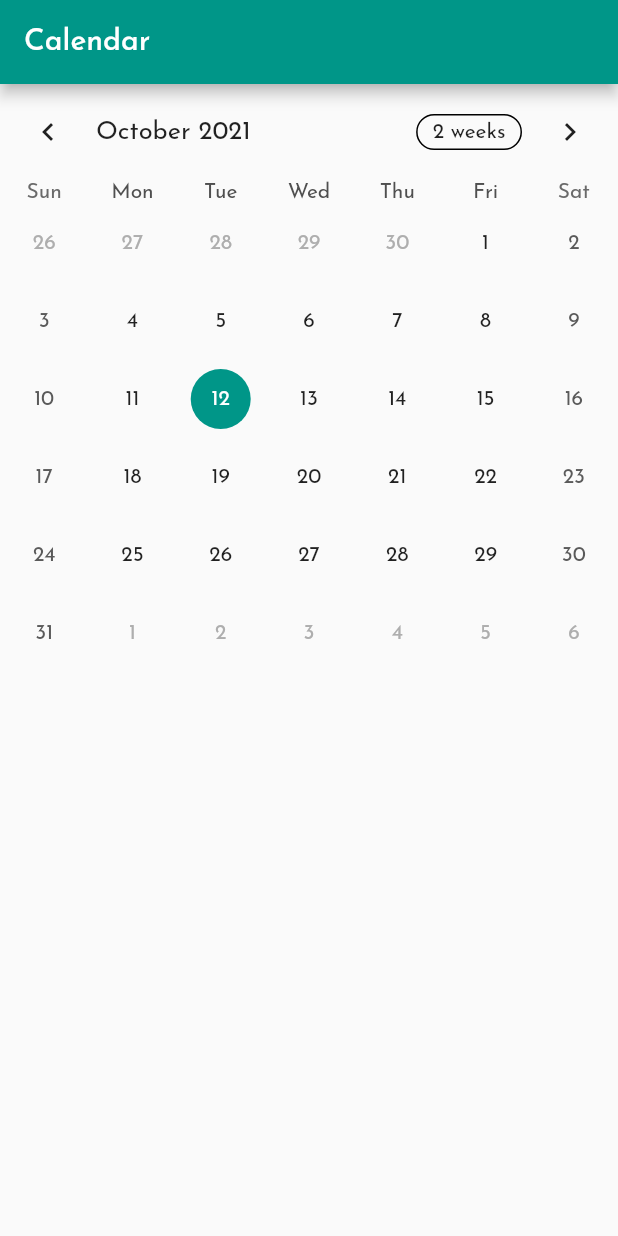
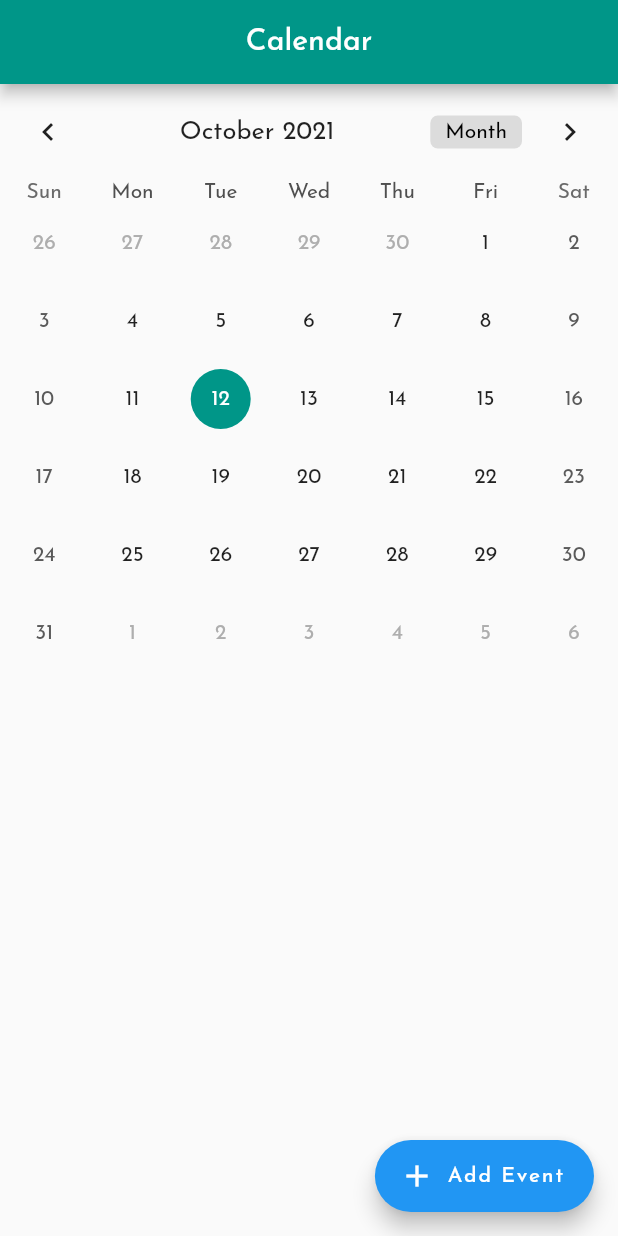
Before and after one commit to vaishnavikpatil/office_schedular, a Flutter app: the screen it shows after launch, on a phone screen of 412 x 824 dp. Run offline on Flutter 3.47's test engine with Material 2 defaults, Android fonts, the phone set to English and light mode, and no system bars; drawn by our look-alikes of table_calendar; our stand-ins replace firebase_core, font_awesome_flutter, google_fonts; accounts and stored records are empty.

Commit message:
eight commit

```diff
--- a/lib/app_screens/calendar_screen.dart
+++ b/lib/app_screens/calendar_screen.dart
@@ -1,57 +1,173 @@
 import 'package:flutter/material.dart';
 import 'package:table_calendar/table_calendar.dart';
 
+
 class Calendar extends StatefulWidget {
   @override
-  State<StatefulWidget> createState() {
-    return  CalendarState();
-  }
+  _CalendarState createState() => _CalendarState();
 }
 
-class   CalendarState extends State< Calendar> {
-  CalendarFormat format =CalendarFormat.month;
-  DateTime selectedDay =DateTime.now();
-  DateTime focusedDay =DateTime.now();
+class _CalendarState extends State<Calendar> {
+  late Map<DateTime, List<Event>> selectedEvents;
+  CalendarFormat format = CalendarFormat.month;
+  DateTime selectedDay = DateTime.now();
+  DateTime focusedDay = DateTime.now();
+
+  TextEditingController _eventController = TextEditingController();
+
+  @override
+  void initState() {
+    selectedEvents = {};
+    super.initState();
+  }
+
+  List<Event> _getEventsfromDay(DateTime date) {
+    return selectedEvents[date] ?? [];
+  }
+
+  @override
+  void dispose() {
+    _eventController.dispose();
+    super.dispose();
+  }
 
   @override
   Widget build(BuildContext context) {
     return Scaffold(
-      appBar:AppBar(
+      appBar: AppBar(
         backgroundColor: Colors.teal,
-        title: Text('Calendar'),
+        title: Text("Calendar"),
+        centerTitle: true,
       ),
-      body: TableCalendar(
-        focusedDay: DateTime.now(),
-        firstDay:DateTime(1990),
+      body: Column(
+        mainAxisSize : MainAxisSize.min,
+        children: [
+          Flexible(child:
+          TableCalendar(
+            focusedDay: selectedDay,
+            firstDay: DateTime(1990),
             lastDay: DateTime(2050),
-        calendarFormat : format,
-        onFormatChanged: (CalendarFormat _format){
+            calendarFormat: format,
+            onFormatChanged: (CalendarFormat _format) {
               setState(() {
                 format = _format;
               });
             },
             startingDayOfWeek: StartingDayOfWeek.sunday,
-          daysOfWeekVisible: true,onDaySelected: (DateTime selectDay,DateTime focusDay) {
+            daysOfWeekVisible: true,
+
+            //Day Changed
+            onDaySelected: (DateTime selectDay, DateTime focusDay) {
               setState(() {
                 selectedDay = selectDay;
                 focusedDay = focusDay;
               });
+              print(focusedDay);
             },
-        calendarStyle: CalendarStyle(isTodayHighlighted: true,
+            selectedDayPredicate: (DateTime date) {
+              return isSameDay(selectedDay, date);
+            },
+
+            eventLoader: _getEventsfromDay,
+
+            //To style the Calendar
+            calendarStyle: CalendarStyle(
+              isTodayHighlighted: true,
               selectedDecoration: BoxDecoration(
-        color:Colors.teal,
+                color: Colors.teal,
                 shape: BoxShape.circle,
+
               ),
               selectedTextStyle: TextStyle(color: Colors.white),
               todayDecoration: BoxDecoration(
-            color:Colors.black45,
+                color: Colors.black45,
                 shape: BoxShape.circle,
+
+              ),
+              defaultDecoration: BoxDecoration(
+                shape: BoxShape.circle,
+
+              ),
+              weekendDecoration: BoxDecoration(
+                shape: BoxShape.circle,
+
               ),
             ),
-        selectedDayPredicate:(DateTime date) {
-          return isSameDay(selectedDay, date);
+            headerStyle: HeaderStyle(
+              formatButtonVisible: true,
+              titleCentered: true,
+              formatButtonShowsNext: false,
+              formatButtonDecoration: BoxDecoration(
+                color: Colors.black12,
+                borderRadius: BorderRadius.circular(5.0),
+              ),
+              formatButtonTextStyle: TextStyle(
+                color: Colors.black,
+              ),
+            ),
+          )
+          ),
+          ..._getEventsfromDay(selectedDay).map(
+                (Event event) => ListTile(
+              title: Text(
+                event.title,
+              ),
+            ),
+          ),
+        ],
+      ),
+      floatingActionButton: FloatingActionButton.extended(
+        onPressed: () => showDialog(
+          context: context,
+          builder: (context) => AlertDialog(
+            title: Text("Add Event"),
+            content: TextFormField(
+              controller: _eventController,
+            ),
+            actions: [
+              TextButton(
+                child: Text("Cancel"),
+                onPressed: () => Navigator.pop(context),
+              ),
+              TextButton(
+                child: Text("Ok"),
+                onPressed: () {
+                  if (_eventController.text.isEmpty) {
+                    Navigator.pop(context);
+                    return;
+                  } else {
+                    if (selectedEvents[selectedDay] != null) {
+                      selectedEvents[selectedDay]!.add(
+                        Event(title: _eventController.text),
+                      );
+                    } else{
+                      selectedEvents[selectedDay]=[
+                        Event(title: _eventController.text)
+                      ];
                     }
+                  }
+                  Navigator.pop(context);
+                  _eventController.clear();
+                  setState((){});
+                  return;
+                },
+              ),
+            ],
+          ),
+        ),
+        label: Text("Add Event"),
+        icon: Icon(Icons.add),
       ),
     );
   }
 }
+
+
+
+class Event {
+
+  final String title;
+  Event({required this.title});
+
+  String toString() => this.title;
+}
```
Lines whose indentation alone changed are shown as unchanged.
